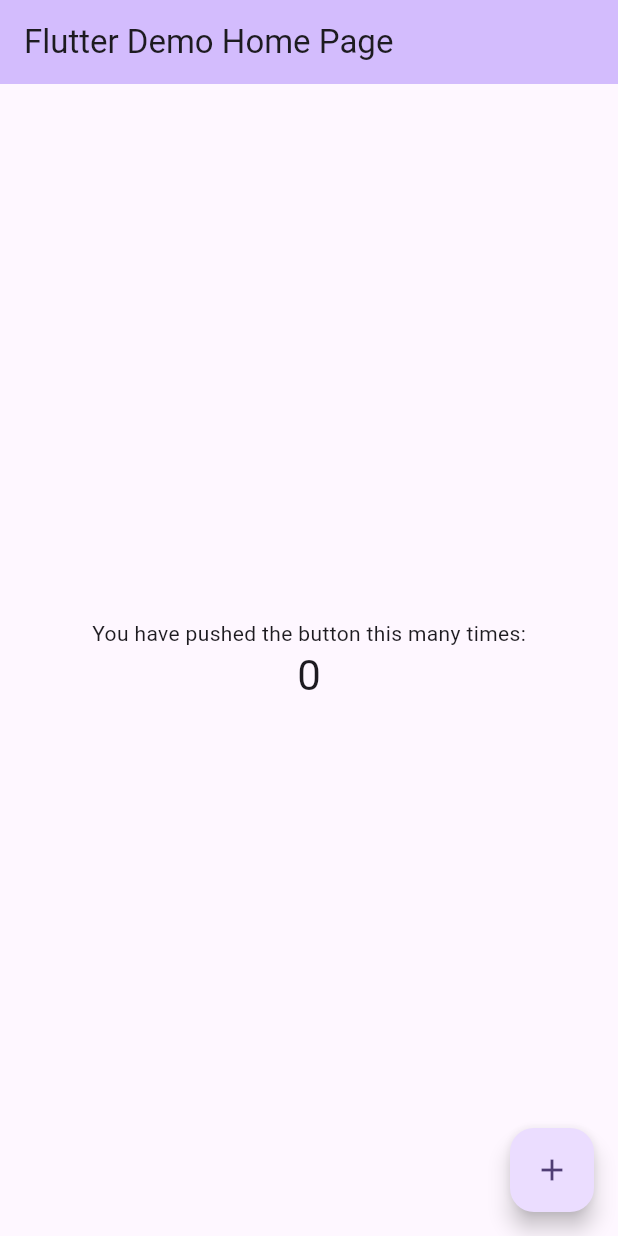
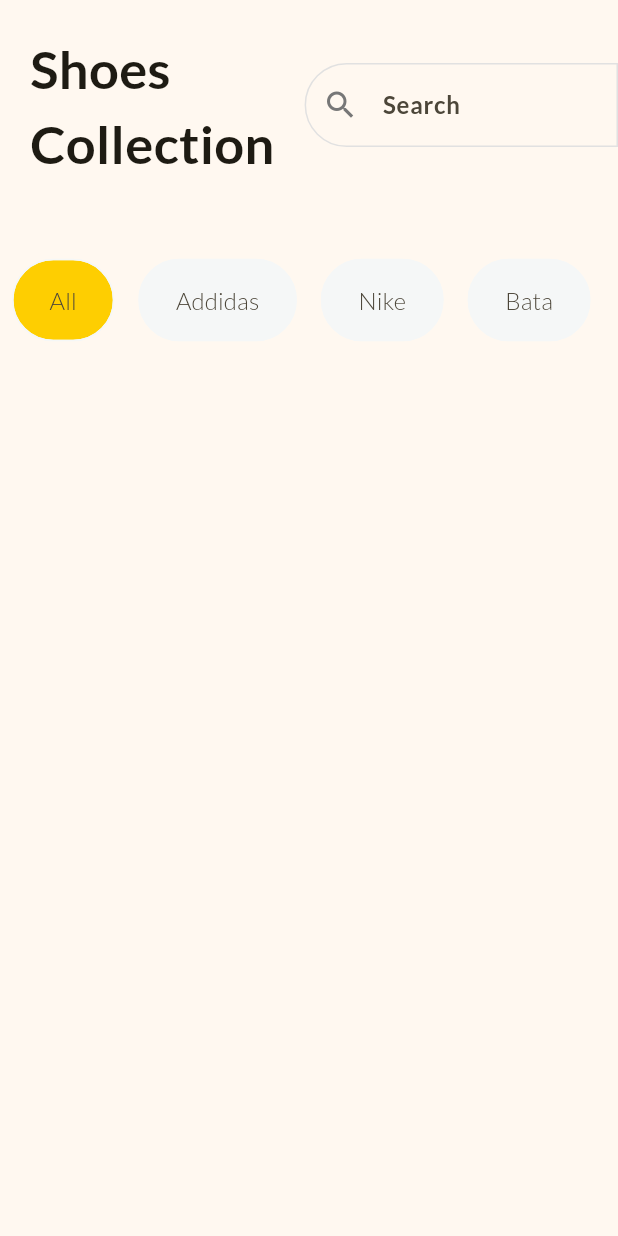
Before and after one commit to AyushBhagat151105/Shop_App, a Flutter app: the screen it shows after launch, on a phone screen of 412 x 824 dp. Run offline on Flutter 3.47's test engine with Material 3 defaults, Android fonts, the phone set to English and light mode, and no system bars.

Commit message:
header UI part complicated

```diff
--- a/lib/main.dart
+++ b/lib/main.dart
@@ -1,4 +1,5 @@
 import 'package:flutter/material.dart';
+import 'package:shop_app/screen/home_page.dart';
 
 void main() {
   runApp(const MyApp());
@@ -7,119 +8,27 @@ void main() {
 class MyApp extends StatelessWidget {
   const MyApp({super.key});
 
-  // This widget is the root of your application.
+
   @override
   Widget build(BuildContext context) {
     return MaterialApp(
-      title: 'Flutter Demo',
+      title: 'Shopping App',
       theme: ThemeData(
-        // This is the theme of your application.
-        //
-        // TRY THIS: Try running your application with "flutter run". You'll see
-        // the application has a purple toolbar. Then, without quitting the app,
-        // try changing the seedColor in the colorScheme below to Colors.green
-        // and then invoke "hot reload" (save your changes or press the "hot
-        // reload" button in a Flutter-supported IDE, or press "r" if you used
-        // the command line to start the app).
-        //
-        // Notice that the counter didn't reset back to zero; the application
-        // state is not lost during the reload. To reset the state, use hot
-        // restart instead.
-        //
-        // This works for code too, not just values: Most code changes can be
-        // tested with just a hot reload.
-        colorScheme: ColorScheme.fromSeed(seedColor: Colors.deepPurple),
-        useMaterial3: true,
+        fontFamily: 'Lato',
+            colorScheme: ColorScheme.fromSeed(
+              seedColor: const Color.fromRGBO(254, 206, 1, 1),
+              primary: const Color.fromRGBO(254, 206, 1, 1),
+            ) ,
+        inputDecorationTheme: const InputDecorationTheme(
+          hintStyle: TextStyle(
+            fontWeight: FontWeight.bold,
+            fontSize: 16,
+          ),
+          prefixIconColor: Color.fromRGBO(119, 119, 119, 1),
+        ),
       ),
-      home: const MyHomePage(title: 'Flutter Demo Home Page'),
+
+      home: HomePage(),
     );
   }
 }
-
-class MyHomePage extends StatefulWidget {
-  const MyHomePage({super.key, required this.title});
-
-  // This widget is the home page of your application. It is stateful, meaning
-  // that it has a State object (defined below) that contains fields that affect
-  // how it looks.
-
-  // This class is the configuration for the state. It holds the values (in this
-  // case the title) provided by the parent (in this case the App widget) and
-  // used by the build method of the State. Fields in a Widget subclass are
-  // always marked "final".
-
-  final String title;
-
-  @override
-  State<MyHomePage> createState() => _MyHomePageState();
-}
-
-class _MyHomePageState extends State<MyHomePage> {
-  int _counter = 0;
-
-  void _incrementCounter() {
-    setState(() {
-      // This call to setState tells the Flutter framework that something has
-      // changed in this State, which causes it to rerun the build method below
-      // so that the display can reflect the updated values. If we changed
-      // _counter without calling setState(), then the build method would not be
-      // called again, and so nothing would appear to happen.
-      _counter++;
-    });
-  }
-
-  @override
-  Widget build(BuildContext context) {
-    // This method is rerun every time setState is called, for instance as done
-    // by the _incrementCounter method above.
-    //
-    // The Flutter framework has been optimized to make rerunning build methods
-    // fast, so that you can just rebuild anything that needs updating rather
-    // than having to individually change instances of widgets.
-    return Scaffold(
-      appBar: AppBar(
-        // TRY THIS: Try changing the color here to a specific color (to
-        // Colors.amber, perhaps?) and trigger a hot reload to see the AppBar
-        // change color while the other colors stay the same.
-        backgroundColor: Theme.of(context).colorScheme.inversePrimary,
-        // Here we take the value from the MyHomePage object that was created by
-        // the App.build method, and use it to set our appbar title.
-        title: Text(widget.title),
-      ),
-      body: Center(
-        // Center is a layout widget. It takes a single child and positions it
-        // in the middle of the parent.
-        child: Column(
-          // Column is also a layout widget. It takes a list of children and
-          // arranges them vertically. By default, it sizes itself to fit its
-          // children horizontally, and tries to be as tall as its parent.
-          //
-          // Column has various properties to control how it sizes itself and
-          // how it positions its children. Here we use mainAxisAlignment to
-          // center the children vertically; the main axis here is the vertical
-          // axis because Columns are vertical (the cross axis would be
-          // horizontal).
-          //
-          // TRY THIS: Invoke "debug painting" (choose the "Toggle Debug Paint"
-          // action in the IDE, or press "p" in the console), to see the
-          // wireframe for each widget.
-          mainAxisAlignment: MainAxisAlignment.center,
-          children: <Widget>[
-            const Text(
-              'You have pushed the button this many times:',
-            ),
-            Text(
-              '$_counter',
-              style: Theme.of(context).textTheme.headlineMedium,
-            ),
-          ],
-        ),
-      ),
-      floatingActionButton: FloatingActionButton(
-        onPressed: _incrementCounter,
-        tooltip: 'Increment',
-        child: const Icon(Icons.add),
-      ), // This trailing comma makes auto-formatting nicer for build methods.
-    );
-  }
-}
--- /dev/null
+++ b/lib/screen/home_page.dart
@@ -0,0 +1,103 @@
+import 'package:flutter/material.dart';
+
+class HomePage extends StatefulWidget {
+   HomePage({super.key});
+
+  @override
+  State<HomePage> createState() => _HomePageState();
+}
+
+class _HomePageState extends State<HomePage> {
+  List<String> filters = const ['All', 'Addidas', 'Nike', 'Bata'];
+  late String selectedFilter;
+
+  @override
+  void initState() {
+    super.initState();
+    selectedFilter = filters[0];
+  }
+
+  @override
+  Widget build(BuildContext context) {
+   const border = OutlineInputBorder(
+        borderSide: BorderSide(
+          color: Color.fromRGBO(225, 225, 225, 1),
+        ),
+        borderRadius: BorderRadius.horizontal(
+          left: Radius.circular(50),
+        ),
+   );
+
+    return Scaffold(
+      body: SafeArea(
+        child: Column(
+          children: [
+            const Row(
+               children: [
+                Padding(
+                  padding: EdgeInsets.all(20.0),
+                  child: Text('Shoes\nCollection',
+                    style:
+                    TextStyle(
+                        fontWeight: FontWeight.bold,
+                        fontSize: 35
+                    ),
+                  ),
+                ),
+                Expanded(
+                  child: TextField(
+                    decoration: InputDecoration(
+                      hintText: 'Search',
+                      prefixIcon: Icon(Icons.search),
+                      border:border,
+                      enabledBorder:border,
+                      // focusedBorder:border,
+                    ),
+                  ),
+                ),
+              ],
+            ),
+            SizedBox(
+              height: 120,
+
+              child: ListView.builder(
+                  itemCount: filters.length,
+                  scrollDirection: Axis.horizontal,
+                  itemBuilder: (context, index) {
+                    final filter = filters[index];
+                    return Padding(
+                      padding: const EdgeInsets.symmetric(horizontal: 8),
+                      child: GestureDetector(
+                        onTap: () {
+                          selectedFilter = filter;
+                        },
+                        child: Chip(
+                          backgroundColor: selectedFilter == filter
+                              ? Theme.of(context).colorScheme.primary
+                              : const Color.fromRGBO(245, 247, 247, 1),
+                          side: const BorderSide(
+                            color: Color.fromRGBO(245, 247, 247, 1),
+                          ),
+                          shape: RoundedRectangleBorder(
+                            borderRadius: BorderRadius.circular(30)
+                          ),
+                          labelStyle:
+                           const TextStyle(
+                            fontSize: 16
+                           ),
+                          padding: const EdgeInsets.symmetric(
+                              horizontal: 16,
+                              vertical: 15,
+                          ),
+                          label: Text(filter),
+                        ),
+                      ),
+                    );
+                  }),
+            )
+          ],
+        ),
+      ),
+    );
+  }
+}
```
Also changed, not shown: pubspec.yaml (+7 -6 lines), assets/fonts/Lato-Bold.ttf (added), assets/fonts/Lato-Light.ttf (added), assets/img/shoes_1.png (added), assets/img/shoes_3.png (added), assets/img/shoes_4.png (added), pubspec.lock, 2 other files.
